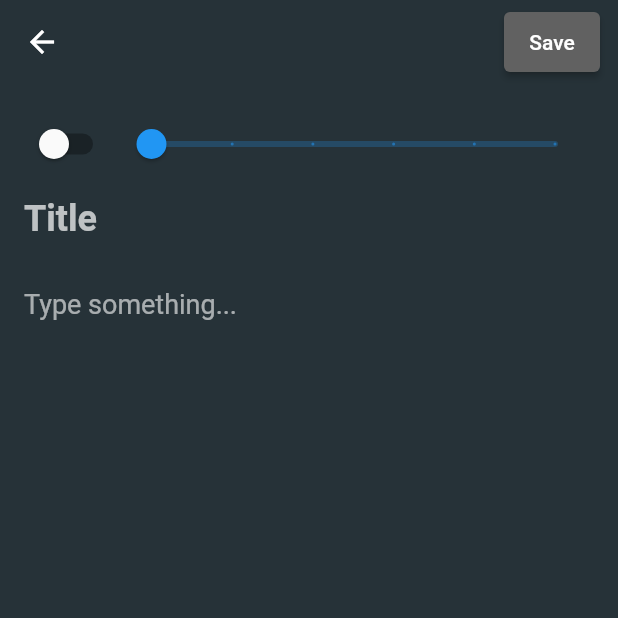
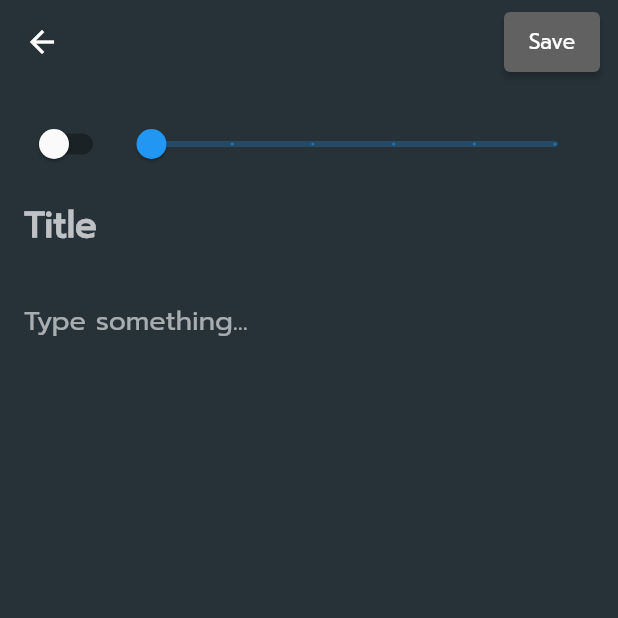
Before and after one commit to tham9500/sqlite_app, a Flutter app: the screen it shows after launch, after a tap on the "add" icon, on a phone screen of 412 x 824 dp, the top half of it. Run offline on Flutter 3.47's test engine with Material 2 defaults, Android fonts, the phone set to English and light mode, and no system bars; our stand-ins replace sqflite; accounts and stored records are empty.

Commit message:
font theme commit

```diff
--- a/lib/main.dart
+++ b/lib/main.dart
@@ -1,7 +1,6 @@
 import 'package:flutter/material.dart';
 import 'package:flutter/services.dart';
 import 'package:sqlite_app/page/notes_page.dart';
-
 
 Future main() async {
   WidgetsFlutterBinding.ensureInitialized();
@@ -22,6 +21,7 @@ class MyApp extends StatelessWidget {
         title: title,
         themeMode: ThemeMode.dark,
         theme: ThemeData(
+          fontFamily: 'Prompt',
           primaryColor: Colors.black,
           scaffoldBackgroundColor: Colors.blueGrey.shade900,
           appBarTheme: AppBarTheme(
--- a/lib/page/notes_page.dart
+++ b/lib/page/notes_page.dart
@@ -42,7 +42,7 @@ class _NotesPageState extends State<NotesPage> {
   Widget build(BuildContext context) => Scaffold(
         appBar: AppBar(
           title: Text(
-            'Notes',
+            'บันทึก',
             style: TextStyle(fontSize: 24),
           ),
           actions: [Icon(Icons.search), SizedBox(width: 12)],
```
Also changed, not shown: pubspec.yaml (+4 -6 lines), assets/fonts/Prompt-Regular.ttf (added).
